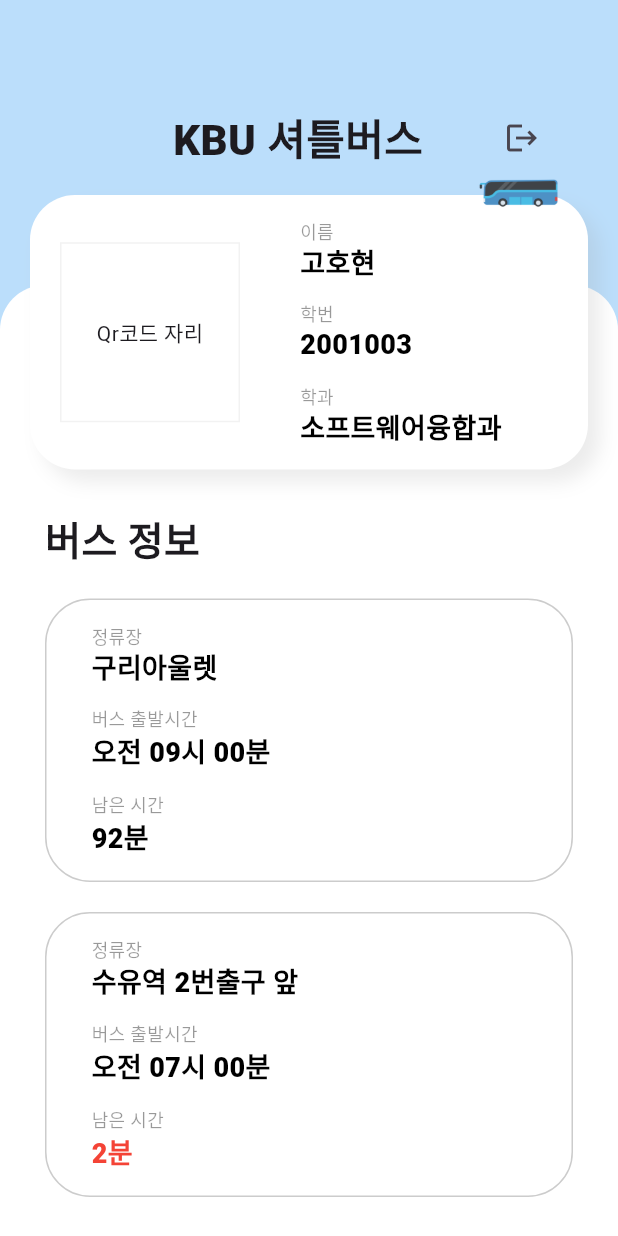
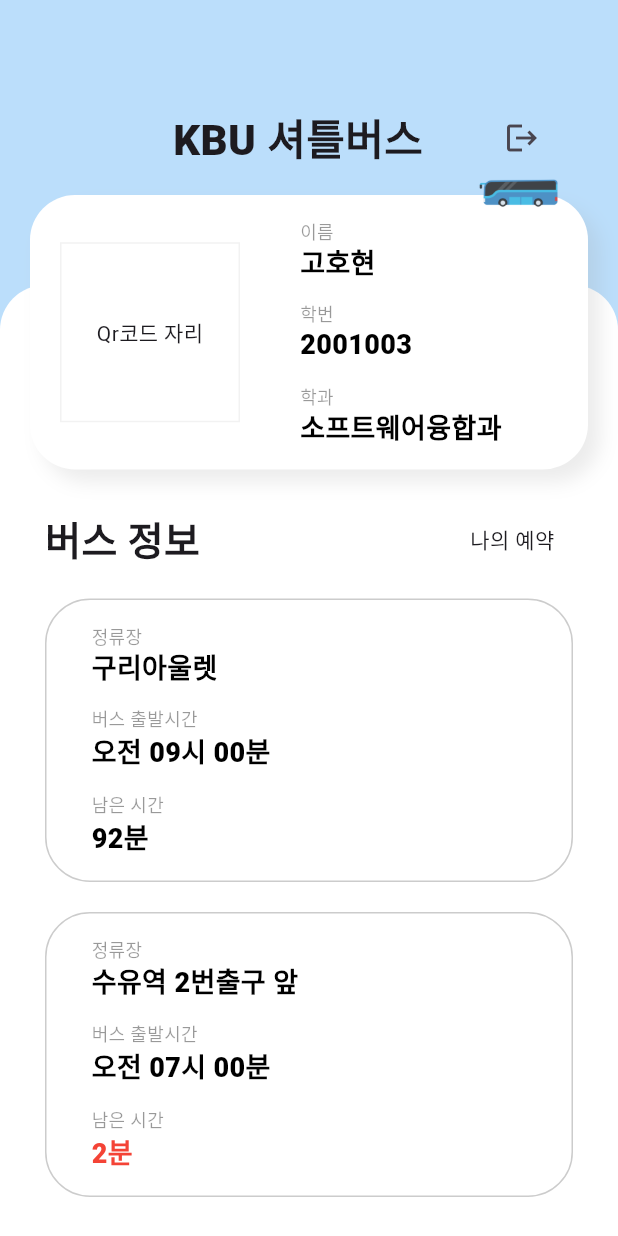
Before and after one commit to kohoo24/newKbuShuttleBusApp, a Flutter app: the screen it shows after launch, on a phone screen of 412 x 824 dp. Run offline on Flutter 3.47's test engine with Material 3 defaults, Android fonts, the phone set to English and light mode, and no system bars; missing offline and left inert: dart:html.

Commit message:
Add files via upload

```diff
--- a/lib/pages/home.dart
+++ b/lib/pages/home.dart
@@ -1,6 +1,10 @@
 //메인 페이지
+import 'package:flutter/cupertino.dart';
 import 'package:flutter/material.dart';
+import 'package:flutter/widgets.dart';
 import 'package:kbushuttlebus01/pages/account/login.dart';
+import 'package:kbushuttlebus01/pages/reserve_shuttle_bus.dart';
+import 'package:kbushuttlebus01/pages/reserve_shuttle_bus_detail.dart';
 
 class KbuShuttleBusMain extends StatelessWidget {
   const KbuShuttleBusMain({super.key});
@@ -20,6 +24,7 @@ class KbuShuttleBusMain extends StatelessWidget {
                 color: Colors.white,
                 borderRadius: BorderRadius.circular(30),
               ),
+              child: SingleChildScrollView(
                 child: Padding(
                   padding: const EdgeInsets.symmetric(horizontal: 30),
                   child: Column(
@@ -28,6 +33,8 @@ class KbuShuttleBusMain extends StatelessWidget {
                       const SizedBox(
                         height: 150,
                       ),
+                      Row(
+                        children: [
                           const Text(
                             '버스 정보',
                             style: TextStyle(
@@ -36,9 +43,132 @@ class KbuShuttleBusMain extends StatelessWidget {
                             ),
                           ),
                           const SizedBox(
+                            width: 180,
+                          ),
+                          GestureDetector(
+                              onTap: () {
+                                Navigator.push(
+                                  context,
+                                  MaterialPageRoute(
+                                      builder: (context) =>
+                                          const MyReservation()),
+                                );
+                              },
+                              child: const Text("나의 예약")),
+                        ],
+                      ),
+                      const SizedBox(
                         height: 20,
                       ),
-                    Container(
+                      GestureDetector(
+                        onTap: () {
+                          Navigator.push(
+                            context,
+                            MaterialPageRoute(
+                                builder: (context) => const Reservation()),
+                          );
+                        },
+                        child: Container(
+                          width: double.infinity,
+                          decoration: BoxDecoration(
+                            color: Colors.white,
+                            borderRadius: BorderRadius.circular(30),
+                            border: Border.all(
+                              color: Colors.black.withOpacity(0.2),
+                            ),
+                          ),
+                          child: Padding(
+                            padding: const EdgeInsets.symmetric(
+                              vertical: 15,
+                              horizontal: 30,
+                            ),
+                            child: Column(
+                              crossAxisAlignment: CrossAxisAlignment.start,
+                              children: [
+                                Row(
+                                  children: [
+                                    Column(
+                                      crossAxisAlignment:
+                                          CrossAxisAlignment.start,
+                                      children: [
+                                        Text(
+                                          '정류장',
+                                          style: TextStyle(
+                                            fontSize: 12,
+                                            fontWeight: FontWeight.w300,
+                                            color:
+                                                Colors.black.withOpacity(0.4),
+                                          ),
+                                        ),
+                                        const Text(
+                                          '구리아울렛',
+                                          style: TextStyle(
+                                            fontSize: 18,
+                                            fontWeight: FontWeight.w800,
+                                            color: Colors.black,
+                                          ),
+                                        ),
+                                        const SizedBox(
+                                          height: 12,
+                                        ),
+                                        Text(
+                                          '버스 출발시간',
+                                          style: TextStyle(
+                                            fontSize: 12,
+                                            fontWeight: FontWeight.w300,
+                                            color:
+                                                Colors.black.withOpacity(0.4),
+                                          ),
+                                        ),
+                                        const Text(
+                                          '오전 09시 00분',
+                                          style: TextStyle(
+                                            fontSize: 18,
+                                            fontWeight: FontWeight.w800,
+                                            color: Colors.black,
+                                          ),
+                                        ),
+                                        const SizedBox(
+                                          height: 12,
+                                        ),
+                                        Text(
+                                          '남은 시간',
+                                          style: TextStyle(
+                                            fontSize: 12,
+                                            fontWeight: FontWeight.w300,
+                                            color:
+                                                Colors.black.withOpacity(0.4),
+                                          ),
+                                        ),
+                                        const Text(
+                                          '92분',
+                                          style: TextStyle(
+                                            fontSize: 18,
+                                            fontWeight: FontWeight.w800,
+                                            color: Colors.black,
+                                          ),
+                                        ),
+                                      ],
+                                    )
+                                  ],
+                                ),
+                              ],
+                            ),
+                          ),
+                        ),
+                      ),
+                      const SizedBox(
+                        height: 20,
+                      ),
+                      GestureDetector(
+                        onTap: () {
+                          Navigator.push(
+                            context,
+                            MaterialPageRoute(
+                                builder: (context) => const Reservation()),
+                          );
+                        },
+                        child: Container(
                           width: double.infinity,
                           decoration: BoxDecoration(
                               color: Colors.white,
@@ -57,100 +187,16 @@ class KbuShuttleBusMain extends StatelessWidget {
                                 Row(
                                   children: [
                                     Column(
-                                  crossAxisAlignment: CrossAxisAlignment.start,
+                                      crossAxisAlignment:
+                                          CrossAxisAlignment.start,
                                       children: [
                                         Text(
                                           '정류장',
                                           style: TextStyle(
                                             fontSize: 12,
                                             fontWeight: FontWeight.w300,
-                                        color: Colors.black.withOpacity(0.4),
-                                      ),
-                                    ),
-                                    const Text(
-                                      '구리아울렛',
-                                      style: TextStyle(
-                                        fontSize: 18,
-                                        fontWeight: FontWeight.w800,
-                                        color: Colors.black,
-                                      ),
-                                    ),
-                                    const SizedBox(
-                                      height: 12,
-                                    ),
-                                    Text(
-                                      '버스 출발시간',
-                                      style: TextStyle(
-                                        fontSize: 12,
-                                        fontWeight: FontWeight.w300,
-                                        color: Colors.black.withOpacity(0.4),
-                                      ),
-                                    ),
-                                    const Text(
-                                      '오전 09시 00분',
-                                      style: TextStyle(
-                                        fontSize: 18,
-                                        fontWeight: FontWeight.w800,
-                                        color: Colors.black,
-                                      ),
-                                    ),
-                                    const SizedBox(
-                                      height: 12,
-                                    ),
-                                    Text(
-                                      '남은 시간',
-                                      style: TextStyle(
-                                        fontSize: 12,
-                                        fontWeight: FontWeight.w300,
-                                        color: Colors.black.withOpacity(0.4),
-                                      ),
-                                    ),
-                                    const Text(
-                                      '92분',
-                                      style: TextStyle(
-                                        fontSize: 18,
-                                        fontWeight: FontWeight.w800,
-                                        color: Colors.black,
-                                      ),
-                                    ),
-                                  ],
-                                )
-                              ],
-                            ),
-                          ],
-                        ),
-                      ),
-                    ),
-                    const SizedBox(
-                      height: 20,
-                    ),
-                    Container(
-                      width: double.infinity,
-                      decoration: BoxDecoration(
-                          color: Colors.white,
-                          borderRadius: BorderRadius.circular(30),
-                          border: Border.all(
-                            color: Colors.black.withOpacity(0.2),
-                          )),
-                      child: Padding(
-                        padding: const EdgeInsets.symmetric(
-                          vertical: 15,
-                          horizontal: 30,
-                        ),
-                        child: Column(
-                          crossAxisAlignment: CrossAxisAlignment.start,
-                          children: [
-                            Row(
-                              children: [
-                                Column(
-                                  crossAxisAlignment: CrossAxisAlignment.start,
-                                  children: [
-                                    Text(
-                                      '정류장',
-                                      style: TextStyle(
-                                        fontSize: 12,
-                                        fontWeight: FontWeight.w300,
-                                        color: Colors.black.withOpacity(0.4),
+                                            color:
+                                                Colors.black.withOpacity(0.4),
                                           ),
                                         ),
                                         const Text(
@@ -169,7 +215,8 @@ class KbuShuttleBusMain extends StatelessWidget {
                                           style: TextStyle(
                                             fontSize: 12,
                                             fontWeight: FontWeight.w300,
-                                        color: Colors.black.withOpacity(0.4),
+                                            color:
+                                                Colors.black.withOpacity(0.4),
                                           ),
                                         ),
                                         const Text(
@@ -188,7 +235,8 @@ class KbuShuttleBusMain extends StatelessWidget {
                                           style: TextStyle(
                                             fontSize: 12,
                                             fontWeight: FontWeight.w300,
-                                        color: Colors.black.withOpacity(0.4),
+                                            color:
+                                                Colors.black.withOpacity(0.4),
                                           ),
                                         ),
                                         const Text(
@@ -207,7 +255,9 @@ class KbuShuttleBusMain extends StatelessWidget {
                             ),
                           ),
                         ),
+                      ),
                     ],
+                  ),
                 ),
               ),
             ),
```
Also changed, not shown: lib/pages/account/login.dart (+16 -5 lines), lib/pages/account/password.dart (added, +31 -0 lines), lib/pages/reserve_shuttle_bus.dart (+17 -11 lines), lib/pages/reserve_shuttle_bus_detail.dart (+19 -11 lines), lib/main.dart (line endings or trailing spaces), lib/pages/account/signUp.dart (line endings or trailing spaces), lib/widgets/SeatColumn.dart (line endings or trailing spaces), lib/widgets/SignUPInputBox.dart (line endings or trailing spaces), lib/widgets/loginInputBox.dart (line endings or trailing spaces), 2 other files. Lines whose indentation alone changed are shown as unchanged.
